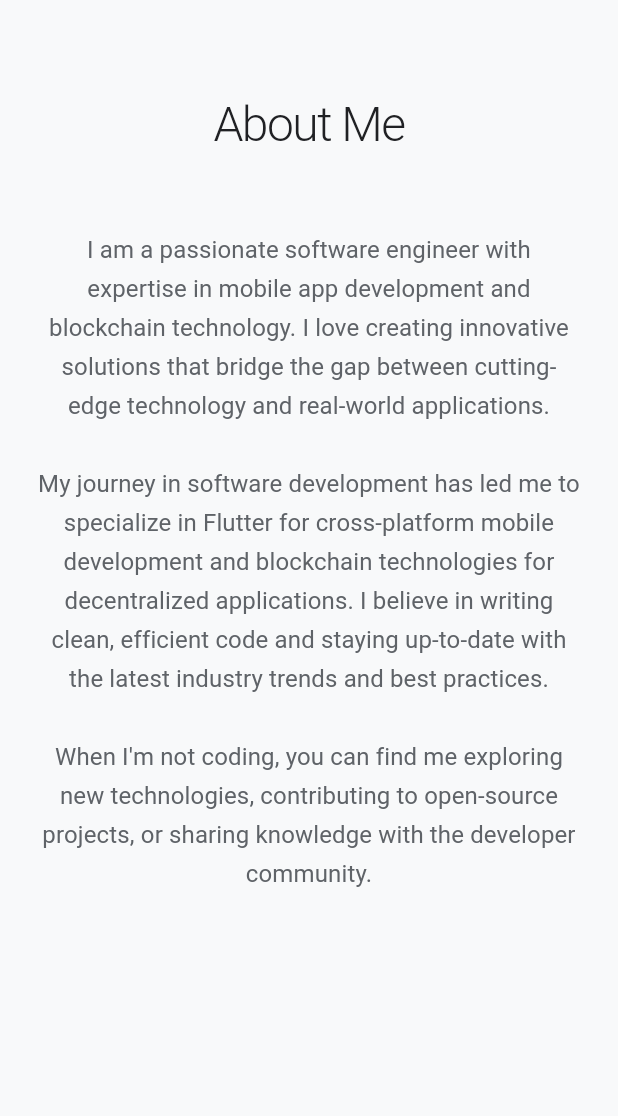
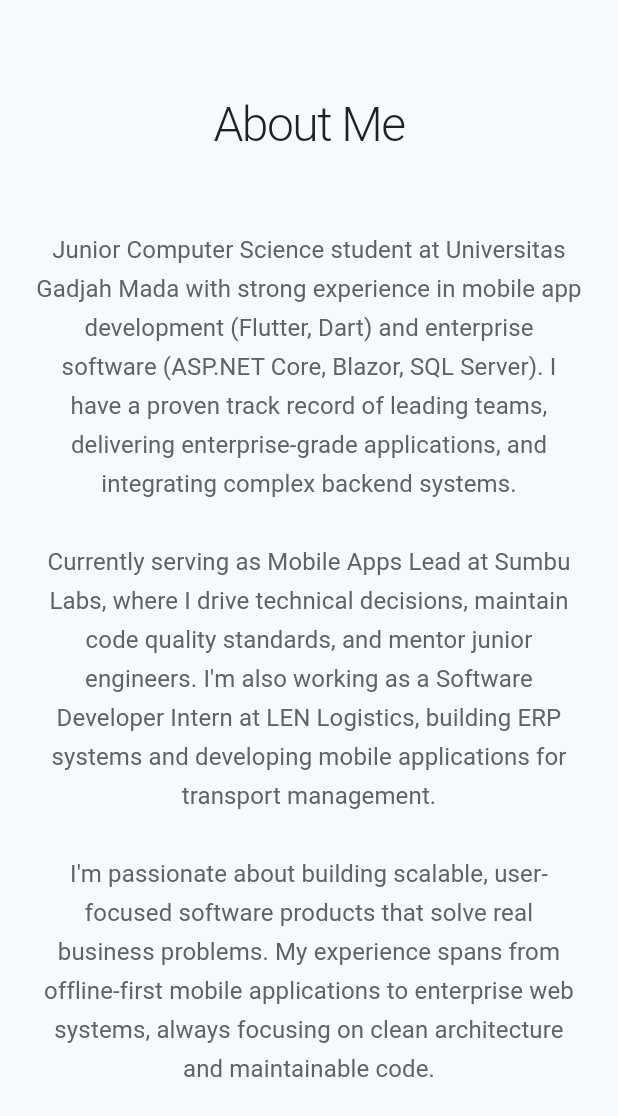
Before and after one commit to SjdnDzikran/portfolio, a Flutter app: the AboutSection widget shown alone on an empty page, opened directly, on a phone screen of 412 x 824 dp. Shown: the top 1116 px of the screen. Run offline on Flutter 3.47's test engine with Material 3 defaults, Android fonts, the phone set to English and light mode, and no system bars; our stand-ins replace google_fonts; Roboto replaces fonts that are missing (Prompt).

```diff
--- a/lib/main.dart
+++ b/lib/main.dart
@@ -13,7 +13,7 @@ class PortfolioApp extends StatelessWidget {
   @override
   Widget build(BuildContext context) {
     return MaterialApp(
-      title: 'Dzikran Azka Sajidan - Portfolio',
+      title: 'Dzikran Azka Sajidan - Mobile App Developer',
       debugShowCheckedModeBanner: false,
       theme: ThemeData(
         colorScheme: ColorScheme.fromSeed(
--- a/lib/widgets/about_section.dart
+++ b/lib/widgets/about_section.dart
@@ -36,13 +36,15 @@ class AboutSection extends StatelessWidget {
           Container(
             constraints: const BoxConstraints(maxWidth: 800),
             child: Text(
-              'I am a passionate software engineer with expertise in mobile app development and blockchain technology. '
-              'I love creating innovative solutions that bridge the gap between cutting-edge technology and real-world applications.\n\n'
-              'My journey in software development has led me to specialize in Flutter for cross-platform mobile development '
-              'and blockchain technologies for decentralized applications. I believe in writing clean, efficient code '
-              'and staying up-to-date with the latest industry trends and best practices.\n\n'
-              'When I\'m not coding, you can find me exploring new technologies, contributing to open-source projects, '
-              'or sharing knowledge with the developer community.',
+              'Junior Computer Science student at Universitas Gadjah Mada with strong experience in mobile app development '
+              '(Flutter, Dart) and enterprise software (ASP.NET Core, Blazor, SQL Server). I have a proven track record '
+              'of leading teams, delivering enterprise-grade applications, and integrating complex backend systems.\n\n'
+              'Currently serving as Mobile Apps Lead at Sumbu Labs, where I drive technical decisions, maintain code quality standards, '
+              'and mentor junior engineers. I\'m also working as a Software Developer Intern at LEN Logistics, building ERP systems '
+              'and developing mobile applications for transport management.\n\n'
+              'I\'m passionate about building scalable, user-focused software products that solve real business problems. '
+              'My experience spans from offline-first mobile applications to enterprise web systems, always focusing on '
+              'clean architecture and maintainable code.',
               style: TextStyle(
                 fontSize: isDesktop ? 18 : 16,
                 fontWeight: FontWeight.w400,
--- a/lib/widgets/contact_section.dart
+++ b/lib/widgets/contact_section.dart
@@ -59,7 +59,7 @@ class ContactSection extends StatelessWidget {
                 Expanded(
                   child: _buildContactCard(
                     'Email',
-                    'dzikran@example.com',
+                    'sjdn.dzikran@email.com',
                     Icons.email_outlined,
                     () {
                       // TODO: Open email client
@@ -70,7 +70,7 @@ class ContactSection extends StatelessWidget {
                 Expanded(
                   child: _buildContactCard(
                     'LinkedIn',
-                    'Connect with me',
+                    'linkedin.com/in/dzikranazkasajidan',
                     Icons.business,
                     () {
                       // TODO: Open LinkedIn
@@ -81,7 +81,7 @@ class ContactSection extends StatelessWidget {
                 Expanded(
                   child: _buildContactCard(
                     'GitHub',
-                    'View my code',
+                    'github.com/SjdnDzikran',
                     Icons.code,
                     () {
                       // TODO: Open GitHub
--- a/lib/widgets/experience_section.dart
+++ b/lib/widgets/experience_section.dart
@@ -37,34 +37,42 @@ class ExperienceSection extends StatelessWidget {
             child: Column(
               children: [
                 _buildExperienceItem(
-                  'Senior Mobile Developer',
-                  'Tech Solutions Inc.',
-                  '2023 - Present',
-                  'Leading mobile app development projects using Flutter and React Native. '
-                  'Mentoring junior developers and establishing best practices for cross-platform development.',
+                  'Mobile Apps Lead',
+                  'Sumbu Labs',
+                  'Aug 2025 - Present',
+                  'Leading mobile development initiatives for client projects. '
+                  'Driving technical decisions, code quality standards, and mentoring junior engineers.',
                   Icons.smartphone,
                 ),
                 _buildExperienceItem(
-                  'Blockchain Developer',
-                  'CryptoVentures',
-                  '2022 - 2023',
-                  'Developed smart contracts and DeFi protocols on Ethereum blockchain. '
-                  'Built decentralized applications with focus on security and gas optimization.',
-                  Icons.link,
+                  'Software Developer (Intern)',
+                  'LEN Logistics',
+                  'Jan 2025 - Present',
+                  'Built ERP system backend with .NET and frontend with Blazor. '
+                  'Developing Transport Management System (TMS) mobile app with Flutter for courier operations.',
+                  Icons.business,
                 ),
                 _buildExperienceItem(
-                  'Full Stack Developer',
-                  'Digital Innovations',
-                  '2021 - 2022',
-                  'Created web and mobile applications using modern frameworks. '
-                  'Collaborated with design teams to implement pixel-perfect user interfaces.',
-                  Icons.web,
+                  'Mobile Apps Lead',
+                  'OmahTI (IT Student Org, UGM)',
+                  'Dec 2024 - Present',
+                  'Led the mobile apps division, mentoring and training new members in Flutter. '
+                  'Organized multiple workshops and code labs for the community.',
+                  Icons.group,
                 ),
                 _buildExperienceItem(
-                  'Computer Science',
-                  'University Name',
-                  '2017 - 2021',
-                  'Bachelor\'s degree in Computer Science with focus on software engineering and distributed systems.',
+                  'Junior Mobile App Developer',
+                  'OmahTI',
+                  'Jun 2024 - Dec 2024',
+                  'Assisted in developing mobile apps using Flutter. '
+                  'Contributed to building features and improving development workflow.',
+                  Icons.phone_android,
+                ),
+                _buildExperienceItem(
+                  'Computer Science Student',
+                  'Universitas Gadjah Mada',
+                  '2023 - 2026 (Expected)',
+                  'Bachelor of Computer Science with focus on software engineering and mobile development.',
                   Icons.school,
                 ),
               ],
--- a/lib/widgets/hero_section.dart
+++ b/lib/widgets/hero_section.dart
@@ -23,7 +23,7 @@ class HeroSection extends StatelessWidget {
         children: [
           // Main heading
           Text(
-            'Software Engineer',
+            'Dzikran Azka Sajidan',
             style: TextStyle(
               fontSize: isDesktop ? 72 : (isTablet ? 56 : 40),
               fontWeight: FontWeight.w300,
@@ -38,7 +38,7 @@ class HeroSection extends StatelessWidget {
 
           // Subtitle
           Text(
-            'Specializing in Mobile App Development & Blockchain Solutions',
+            'Mobile App Developer • Flutter & Enterprise Software',
             style: TextStyle(
               fontSize: isDesktop ? 24 : (isTablet ? 20 : 18),
               fontWeight: FontWeight.w400,
--- a/lib/widgets/projects_section.dart
+++ b/lib/widgets/projects_section.dart
@@ -45,28 +45,28 @@ class ProjectsSection extends StatelessWidget {
               childAspectRatio: isDesktop ? 1.3 : 0.8,
               children: [
                 _buildProjectCard(
-                  'Mobile E-Commerce App',
-                  'A full-featured e-commerce mobile application built with Flutter and Firebase, featuring user authentication, product catalog, shopping cart, and payment integration.',
-                  ['Flutter', 'Firebase', 'Stripe', 'REST API'],
-                  Icons.shopping_bag,
+                  'Indonesia CAR-dano',
+                  'Enterprise mobile application for on-site vehicle inspectors. Features offline-first capabilities, data sync, and media capture. Architected for scalability and long-term business alignment.',
+                  ['Flutter', 'Dart', 'Offline-first', 'REST APIs'],
+                  Icons.directions_car,
                 ),
                 _buildProjectCard(
-                  'DeFi Trading Platform',
-                  'Decentralized finance platform for token swapping and liquidity provision, built with smart contracts on Ethereum blockchain.',
-                  ['Solidity', 'Web3', 'React', 'Ethereum'],
-                  Icons.currency_bitcoin,
+                  'Transport Management System',
+                  'Mobile app digitizing last-mile courier operations with authentication, pickup & delivery modules, barcode scanning, and real-time shipment tracking.',
+                  ['Flutter', 'ASP.NET Core', 'Barcode scanning', 'Real-time tracking'],
+                  Icons.local_shipping,
                 ),
                 _buildProjectCard(
-                  'Task Management App',
-                  'Cross-platform productivity app with real-time sync, team collaboration features, and advanced project management tools.',
-                  ['Flutter', 'Node.js', 'MongoDB', 'Socket.io'],
-                  Icons.task_alt,
+                  'ERP System',
+                  'Complete ERP system with .NET backend and Blazor frontend, featuring comprehensive business process management and data visualization.',
+                  ['ASP.NET Core', 'Blazor', 'SQL Server', 'C#'],
+                  Icons.business,
                 ),
                 _buildProjectCard(
-                  'NFT Marketplace',
-                  'Complete NFT marketplace with minting, trading, and auction features. Includes both web interface and smart contract backend.',
-                  ['Solidity', 'IPFS', 'React', 'Web3'],
-                  Icons.palette,
+                  'Flutter Workshops',
+                  'Organized and led multiple Flutter workshops and code labs, training new developers in UI development, state management, and API integration.',
+                  ['Flutter', 'Teaching', 'Mentoring', 'Workshop facilitation'],
+                  Icons.school,
                 ),
               ],
             ),
--- a/lib/widgets/skills_section.dart
+++ b/lib/widgets/skills_section.dart
@@ -45,22 +45,22 @@ class SkillsSection extends StatelessWidget {
                 _buildSkillCategory(
                   'Mobile Development',
                   Icons.phone_android,
-                  ['Flutter', 'Dart', 'React Native', 'iOS', 'Android', 'Firebase'],
+                  ['Flutter', 'Dart', 'State Management', 'REST APIs', 'Offline-first apps', 'Barcode scanning'],
                 ),
                 _buildSkillCategory(
-                  'Blockchain',
-                  Icons.link,
-                  ['Solidity', 'Smart Contracts', 'Web3', 'DeFi', 'Ethereum', 'dApps'],
+                  'Backend & Web',
+                  Icons.web,
+                  ['ASP.NET Core', 'Blazor', 'C#', 'Microsoft SQL Server', 'JavaScript', 'Next.js'],
                 ),
                 _buildSkillCategory(
                   'Programming Languages',
                   Icons.code,
-                  ['Dart', 'JavaScript', 'TypeScript', 'Python', 'Solidity', 'Java'],
+                  ['Dart', 'C#', 'JavaScript', 'TypeScript', 'React.js'],
                 ),
                 _buildSkillCategory(
-                  'Tools & Platforms',
+                  'Tools & Practices',
                   Icons.build,
-                  ['Git', 'Docker', 'VS Code', 'Firebase', 'Node.js', 'MongoDB'],
+                  ['Git', 'Agile', 'Code Quality', 'Team Leadership', 'Mentoring'],
                 ),
               ],
             ),
```
Also changed, not shown: lib/widgets/header_widget.dart (+73 -37 lines).
